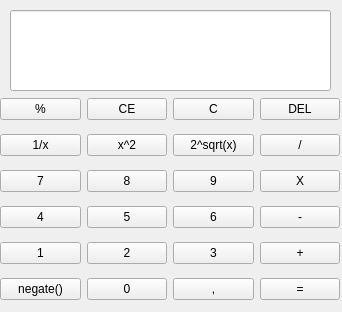
This is mainwindow.ui in Mentalo158/Qt-calculator as Qt 5 draws it before an edit. The edited form follows.
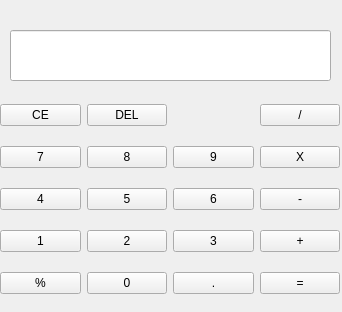
This is the edited form.

What changed in the file:
```diff
--- a/mainwindow.ui
+++ b/mainwindow.ui
@@ -31,20 +31,20 @@
        </property>
       </widget>
      </item>
+     <item row="2" column="1">
+      <widget class="QPushButton" name="btnAddNumberEight">
+       <property name="text">
+        <string>8</string>
+       </property>
+      </widget>
+     </item>
      <item row="2" column="0">
-      <widget class="QPushButton" name="btnAdNumberSeven">
+      <widget class="QPushButton" name="btnAddNumberSeven">
        <property name="text">
         <string>7</string>
        </property>
       </widget>
      </item>
-     <item row="1" column="0">
-      <widget class="QPushButton" name="pushButton_5">
-       <property name="text">
-        <string>1/x</string>
-       </property>
-      </widget>
-     </item>
      <item row="3" column="3">
       <widget class="QPushButton" name="btnSubtract">
        <property name="text">
@@ -52,13 +52,6 @@
        </property>
       </widget>
      </item>
-     <item row="1" column="1">
-      <widget class="QPushButton" name="pushButton_10">
-       <property name="text">
-        <string>x^2</string>
-       </property>
-      </widget>
-     </item>
      <item row="5" column="3">
       <widget class="QPushButton" name="btnShowResult">
        <property name="text">
@@ -73,13 +66,6 @@
        </property>
       </widget>
      </item>
-     <item row="1" column="2">
-      <widget class="QPushButton" name="pushButton_15">
-       <property name="text">
-        <string>2^sqrt(x)</string>
-       </property>
-      </widget>
-     </item>
      <item row="4" column="2">
       <widget class="QPushButton" name="btnAddNumberThree">
        <property name="text">
@@ -101,34 +87,13 @@
        </property>
       </widget>
      </item>
-     <item row="0" column="2">
-      <widget class="QPushButton" name="pushButton_3">
-       <property name="text">
-        <string>C</string>
-       </property>
-      </widget>
-     </item>
-     <item row="0" column="3">
-      <widget class="QPushButton" name="btnDelete">
-       <property name="text">
-        <string>DEL</string>
-       </property>
-      </widget>
-     </item>
      <item row="4" column="1">
-      <widget class="QPushButton" name="BtnNumberTwo">
+      <widget class="QPushButton" name="btnAddNumberTwo">
        <property name="text">
         <string>2</string>
        </property>
       </widget>
      </item>
-     <item row="0" column="1">
-      <widget class="QPushButton" name="pushButton_2">
-       <property name="text">
-        <string>CE</string>
-       </property>
-      </widget>
-     </item>
      <item row="4" column="0">
       <widget class="QPushButton" name="btnAddNumberOne">
        <property name="text">
@@ -143,13 +108,6 @@
        </property>
       </widget>
      </item>
-     <item row="0" column="0">
-      <widget class="QPushButton" name="btnModulo">
-       <property name="text">
-        <string>%</string>
-       </property>
-      </widget>
-     </item>
      <item row="3" column="0">
       <widget class="QPushButton" name="btnAddNumberFour">
        <property name="text">
@@ -157,13 +115,6 @@
        </property>
       </widget>
      </item>
-     <item row="5" column="0">
-      <widget class="QPushButton" name="btnNegateNumber">
-       <property name="text">
-        <string>negate()</string>
-       </property>
-      </widget>
-     </item>
      <item row="2" column="3">
       <widget class="QPushButton" name="btnMultiply">
        <property name="text">
@@ -181,26 +132,40 @@
      <item row="5" column="2">
       <widget class="QPushButton" name="btnAddFloatingPoint">
        <property name="text">
-        <string>,</string>
+        <string>.</string>
        </property>
       </widget>
      </item>
-     <item row="2" column="1">
-      <widget class="QPushButton" name="btnAddNumberEight">
+     <item row="5" column="0">
+      <widget class="QPushButton" name="btnModulo">
        <property name="text">
-        <string>8</string>
+        <string>%</string>
+       </property>
+      </widget>
+     </item>
+     <item row="1" column="0">
+      <widget class="QPushButton" name="btnClearInput">
+       <property name="text">
+        <string>CE</string>
+       </property>
+      </widget>
+     </item>
+     <item row="1" column="1">
+      <widget class="QPushButton" name="btnDeleteLastInput">
+       <property name="text">
+        <string>DEL</string>
        </property>
       </widget>
      </item>
     </layout>
    </widget>
-   <widget class="QLineEdit" name="ResultInput">
+   <widget class="QLineEdit" name="resultOutput">
     <property name="geometry">
      <rect>
       <x>10</x>
-      <y>10</y>
+      <y>30</y>
       <width>321</width>
-      <height>81</height>
+      <height>51</height>
      </rect>
     </property>
     <property name="autoFillBackground">
```
